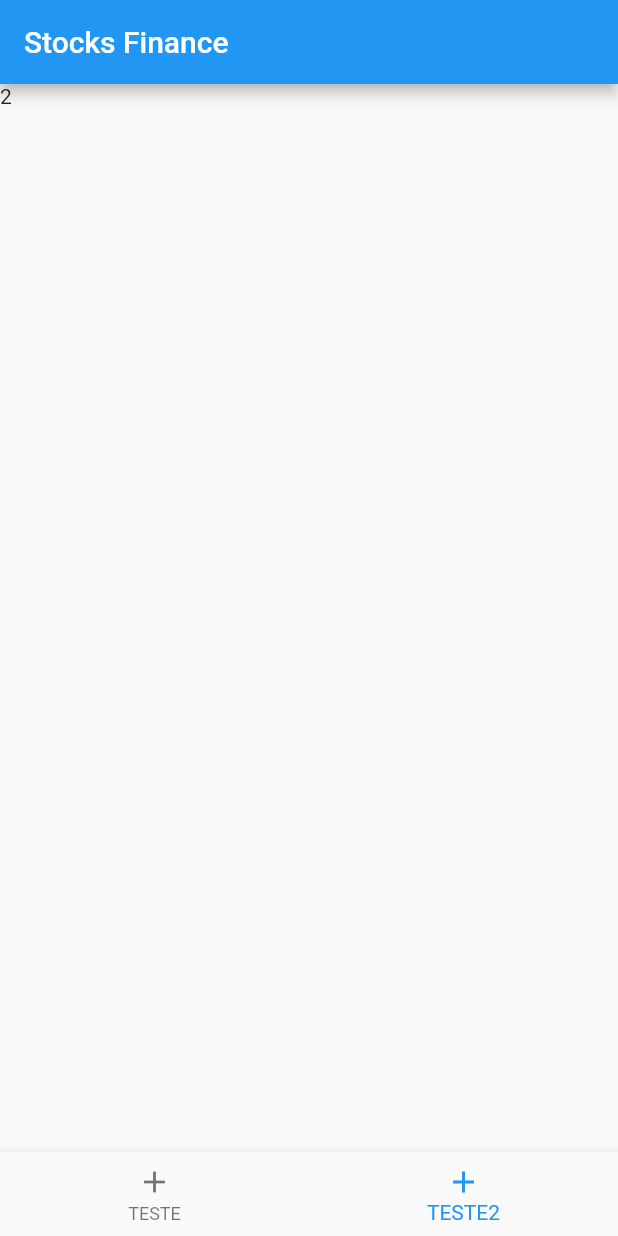
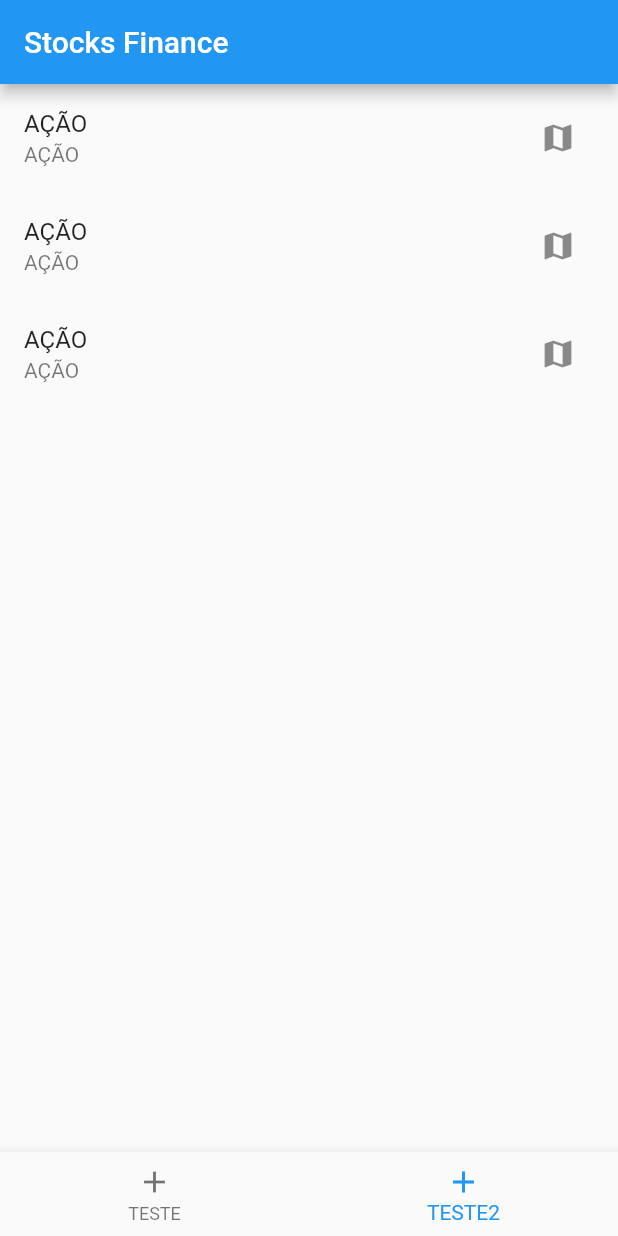
Before and after one commit to NatashaZettler/Stocks-Finance, a Flutter app: the screen it shows after launch, item 2 of the bottom bar chosen, on a phone screen of 412 x 824 dp. Run offline on Flutter 3.47's test engine with Material 2 defaults, Android fonts, the phone set to English and light mode, and no system bars.

Commit message:
feat(Screens): create list for all actions and grid for favorite actions

```diff
--- a/lib/main.dart
+++ b/lib/main.dart
@@ -48,8 +48,36 @@ class _MyHomePageState extends State<MyHomePage> {
         onTap: _onItemTapped,
         currentIndex: _selectedIndex,
       ),
-      body: _selectedIndex == 0 ? Text('1') : Text('2'),
+      body: _selectedIndex == 0 ? favoriteGridView() : stockListView(),
       // This trailing comma makes auto-formatting nicer for build methods.
     );
   }
 }
+
+Widget favoriteGridView() {
+  return GridView.builder(
+      gridDelegate: SliverGridDelegateWithFixedCrossAxisCount(
+        crossAxisCount: 2,
+        mainAxisSpacing: 4,
+      ),
+      itemBuilder: (context, index) {
+        return GridTile(
+            child: InkWell(
+              child: Text('Botão'),
+              onTap: () => print('Funciona'),
+            ));
+      });
+}
+
+Widget stockListView() {
+  return ListView.builder(
+      itemCount: 3,
+      itemBuilder: (context, index) {
+        return ListTile(
+          title: Text('AÇÃO'),
+            subtitle: Text('AÇÃO'),
+            trailing: IconButton(
+              icon: Icon(Icons.map), onPressed: () => print('FOIII'),));
+
+      });
+}
```
